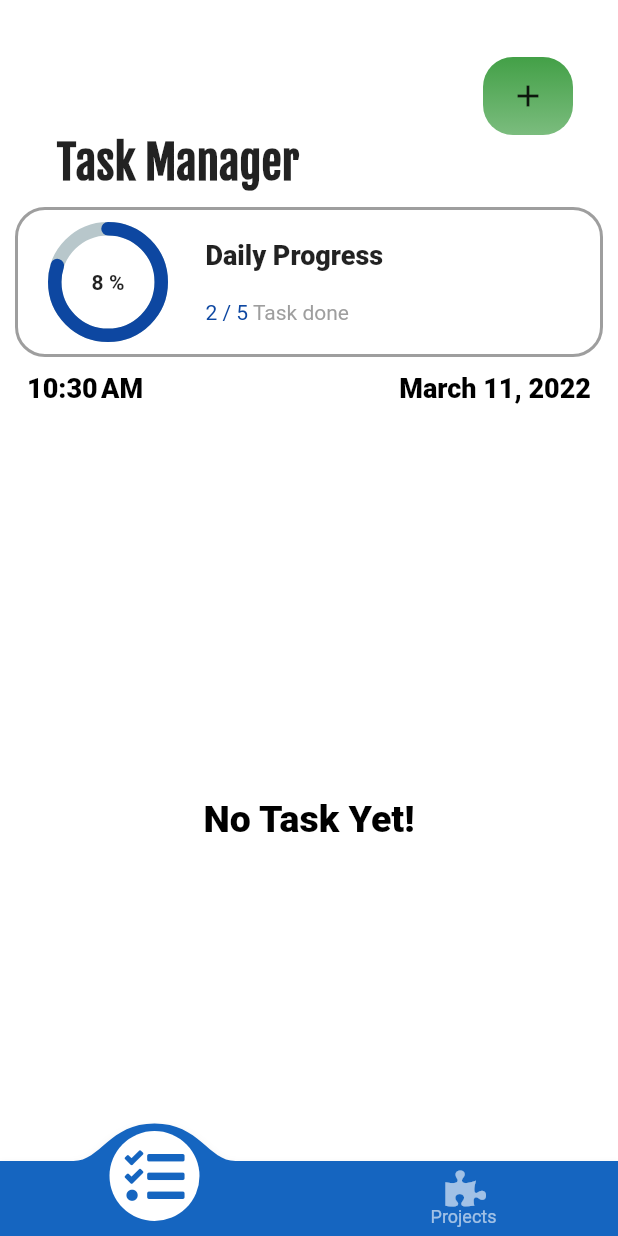
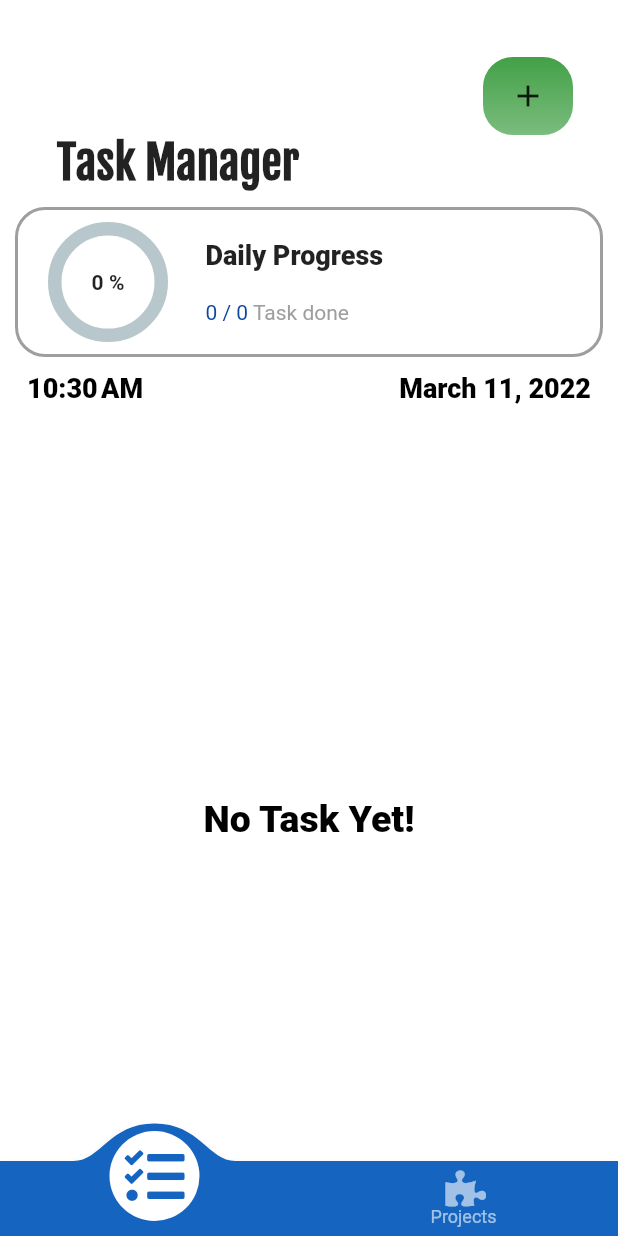
Before and after one commit to TrojanSystem/todos_project, a Flutter app: the screen it shows after launch, on a phone screen of 412 x 824 dp. Run offline on Flutter 3.47's test engine with Material 2 defaults, Android fonts, the phone set to English and light mode, and no system bars; drawn by our look-alikes of convex_bottom_bar, percent_indicator; our stand-ins replace curved_navigation_bar, font_awesome_flutter, sqflite; missing offline and left inert: flutter_alarm_clock; accounts and stored records are empty.

```diff
--- a/lib/constants.dart
+++ b/lib/constants.dart
@@ -1,5 +1,7 @@
 import 'package:flutter/material.dart';
-
+int randomRed=10;
+int randomGreen=10;
+int randomBlue=10;
 ThemeData themes = ThemeData(
   textTheme: const TextTheme(
     bodyText1: TextStyle(
--- a/lib/database/database_creator.dart
+++ b/lib/database/database_creator.dart
@@ -8,7 +8,7 @@ class DatabaseHelper {
       join(await getDatabasesPath(), 'taskList.db'),
       onCreate: (db, version) async {
         await db.execute(
-          '''CREATE TABLE taskList(id INTEGER PRIMARY KEY, title TEXT, description TEXT)''',
+          '''CREATE TABLE taskList(id INTEGER PRIMARY KEY, title TEXT, isCompeleted int, description TEXT)''',
         );
       },
       version: 1,
--- a/lib/database/database_project_list.dart
+++ b/lib/database/database_project_list.dart
@@ -8,7 +8,7 @@ class DatabaseProjectList {
       join(await getDatabasesPath(), 'projectTodo.db'),
       onCreate: (db, version) async {
         await db.execute(
-          '''CREATE TABLE projectTodo(id INTEGER PRIMARY KEY, todo TEXT, indexs TEXT)''',
+          '''CREATE TABLE projectTodo(id INTEGER PRIMARY KEY, todo TEXT,isTaskCompleted int, indexs TEXT)''',
         );
       },
       version: 1,
@@ -36,7 +36,7 @@ class DatabaseProjectList {
       'projectTodo',
       item.toMap(),
       where: 'id = ?',
-      whereArgs: [item.indexs],
+      whereArgs: [item.id],
       conflictAlgorithm: ConflictAlgorithm.replace,
     );
     return rows > 0;
--- a/lib/items/progress_container_item.dart
+++ b/lib/items/progress_container_item.dart
@@ -5,10 +5,12 @@ import 'package:provider/provider.dart';
 import '../model/input_data.dart';
 
 class ProgressContainerItem extends StatefulWidget {
-  final int index;
+  final int taskDone;
+  final int totalTask;
 
   ProgressContainerItem({
-    this.index,
+    this.taskDone,
+    this.totalTask,
   });
 
   @override
@@ -16,13 +18,11 @@ class ProgressContainerItem extends StatefulWidget {
 }
 
 class _ProgressContainerItemState extends State<ProgressContainerItem> {
-  int taskDone = 2;
-
   @override
   Widget build(BuildContext context) {
     final taskData = Provider.of<InputData>(context);
     return Container(
-      margin: const EdgeInsets.only(left: 10,right: 10),
+      margin: const EdgeInsets.only(left: 10, right: 10),
       padding: const EdgeInsets.only(left: 20),
       height: 100,
       width: double.infinity,
@@ -32,7 +32,9 @@ class _ProgressContainerItemState extends State<ProgressContainerItem> {
             circularStrokeCap: CircularStrokeCap.round,
             radius: 80.0,
             lineWidth: 9.0,
-            percent: 0.8, //double.parse(taskData.percent())
+            percent: double.parse(
+              taskData.percent(),
+            ),
             center: Text(
               '${taskData.doublePercent()} %',
               style: const TextStyle(fontWeight: FontWeight.bold),
@@ -57,7 +59,7 @@ class _ProgressContainerItemState extends State<ProgressContainerItem> {
                 text: TextSpan(
                   children: [
                     TextSpan(
-                      text: taskDone.toString(),
+                      text: widget.taskDone.toString(),
                       style: TextStyle(
                         color: Colors.blue[900],
                       ),
@@ -69,7 +71,7 @@ class _ProgressContainerItemState extends State<ProgressContainerItem> {
                       ),
                     ),
                     TextSpan(
-                      text: widget.index.toString(),
+                      text: widget.totalTask.toString(),
                       style: TextStyle(
                         color: Colors.blue[900],
                       ),
--- a/lib/model/input_data.dart
+++ b/lib/model/input_data.dart
@@ -5,7 +5,7 @@ import 'task_model.dart';
 
 class InputData extends ChangeNotifier {
   DatabaseHelper db = DatabaseHelper();
-  int taskDone = 2;
+  int taskDone = 0;
   bool _isLoading = true;
   bool _isTaped = true;
   List<Task> _taskList = [];
@@ -47,13 +47,37 @@ class InputData extends ChangeNotifier {
     notifyListeners();
   }
 
+  Future changeStatusForTask(Task task) async {
+    task.isCompeleted = !task.isCompeleted;
+
+    await db.updateTaskList(task);
+    _taskList = await db.getTasks();
+    notifyListeners();
+  }
+
   String percent() {
-    double x = (taskDone / taskLists.length);
-    return 0.8.toStringAsFixed(2);
+    double x = 0;
+    if (taskLists.isEmpty) {
+      x = (taskDone / 1);
+    } else {
+      x = (taskDone / taskLists.length);
+    }
+
+    if (x < 1) {
+      return x.toStringAsFixed(2);
+    } else {
+      return 1.0.toString();
+    }
   }
 
   int doublePercent() {
-    double x = (taskDone * 100 / taskLists.length);
-    return 8.floor();
+    double x = 0;
+    if (taskLists.isEmpty) {
+      x = (taskDone * 100 / 1);
+    } else {
+      x = (taskDone * 100 / taskLists.length);
+    }
+
+    return x.floor();
   }
 }
--- a/lib/model/project_list_model.dart
+++ b/lib/model/project_list_model.dart
@@ -1,22 +1,33 @@
 import 'package:flutter/material.dart';
 
 class ProjectListModel {
+  int id;
   String indexs;
   String todo;
+  bool isTaskCompleted;
 
-  ProjectListModel({this.todo, this.indexs});
+  ProjectListModel({
+    this.id,
+    this.todo,
+    this.indexs,
+    this.isTaskCompleted = false,
+  });
 
   Map<String, dynamic> toMap() {
     return {
+      'id':id,
       'indexs': indexs,
       'todo': todo,
+      'isTaskCompleted': isTaskCompleted ? 1 : 0,
     };
   }
 
   static ProjectListModel fromMap(Map<String, dynamic> map) {
     return ProjectListModel(
+      id:map['id'],
       indexs: map['indexs'],
       todo: map['todo'],
+      isTaskCompleted: map['isTaskCompleted'] == 1 ? true : false,
     );
   }
 }
--- a/lib/model/task_model.dart
+++ b/lib/model/task_model.dart
@@ -6,22 +6,30 @@ class Task {
   String description;
   DateTime dateTime;
   TimeOfDay alarm;
+  bool isCompeleted;
 
-  Task({this.dateTime, this.description, this.title, this.alarm, this.id});
+  Task({this.dateTime,
+    this.description,
+    this.title,
+    this.alarm,
+    this.id,
+    this.isCompeleted = false});
 
   Map<String, dynamic> toMap() {
     return {
       'id': id,
       'title': title,
       'description': description,
+      'isCompeleted': isCompeleted ? 1 : 0,
     };
   }
 
   static Task fromMap(Map<String, dynamic> map) {
     return Task(
-      id: map['id'],
-      title: map['title'],
-      description: map['description'],
+        id: map['id'],
+        title: map['title'],
+        description: map['description'],
+        isCompeleted: map['isCompeleted'] == 1 ? true : false,
     );
   }
 }
--- a/lib/screen/home_page.dart
+++ b/lib/screen/home_page.dart
@@ -35,7 +35,12 @@ class _HomePageState extends State<HomePage> {
 
   @override
   Widget build(BuildContext context) {
-    final List taskData = Provider.of<InputData>(context).taskLists;
+    final numberOfCompletedTask = Provider.of<InputData>(context)
+        .taskLists
+        .where((element) => element.isCompeleted == true)
+        .toList();
+    Provider.of<InputData>(context).taskDone = numberOfCompletedTask.length;
+    final numberOfTotalTask = Provider.of<InputData>(context).taskLists.length;
 
     return Scaffold(
       backgroundColor: Colors.white,
@@ -79,7 +84,10 @@ class _HomePageState extends State<HomePage> {
                 const SizedBox(
                   height: 10,
                 ),
-                ProgressContainerItem(index: 5),
+                ProgressContainerItem(
+                  taskDone: numberOfCompletedTask.length,
+                  totalTask: numberOfTotalTask,
+                ),
                 const SizedBox(
                   height: 10,
                 ),
```
Also changed, not shown: lib/input_form/project_title_input.dart (+12 -0 lines), lib/items/project_detail_board.dart (+17 -48 lines), lib/items/project_detail_board_item.dart (added, +53 -0 lines), lib/items/project_list_item.dart (+9 -11 lines), lib/items/task_list_item.dart (+24 -9 lines), lib/model/project_todo_input_data.dart (+48 -9 lines), lib/screen/project_page.dart (+16 -2 lines).
